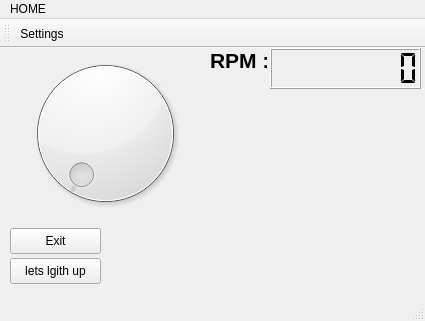
This is rpm/arduinorpm.ui in stelro/RPM-Counter-Arduino as Qt 5 draws it before an edit. The edited form follows.
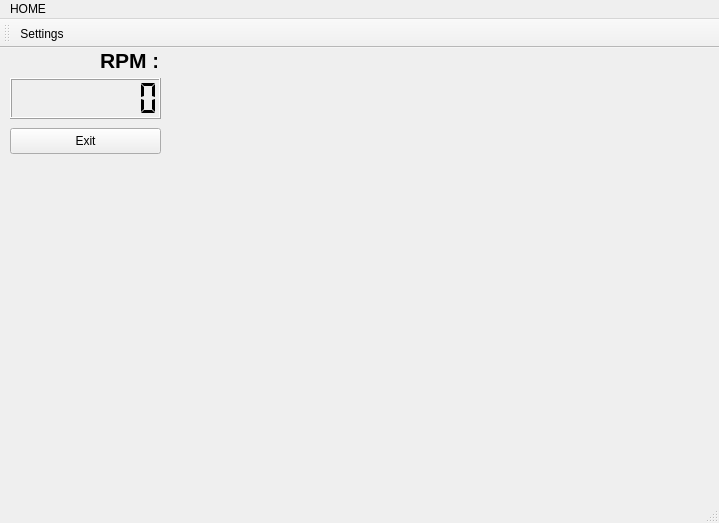
This is the edited form.

```diff
--- a/rpm/arduinorpm.ui
+++ b/rpm/arduinorpm.ui
@@ -6,60 +6,19 @@
    <rect>
     <x>0</x>
     <y>0</y>
-    <width>425</width>
-    <height>321</height>
+    <width>719</width>
+    <height>523</height>
    </rect>
   </property>
   <property name="windowTitle">
    <string>ArduinoRpm</string>
   </property>
   <widget class="QWidget" name="centralWidget">
-   <widget class="QPushButton" name="lightButton">
-    <property name="geometry">
-     <rect>
-      <x>10</x>
-      <y>210</y>
-      <width>91</width>
-      <height>26</height>
-     </rect>
-    </property>
-    <property name="text">
-     <string>lets lgith up</string>
-    </property>
-   </widget>
-   <widget class="QDial" name="dial">
-    <property name="enabled">
-     <bool>true</bool>
-    </property>
-    <property name="geometry">
-     <rect>
-      <x>10</x>
-      <y>0</y>
-      <width>191</width>
-      <height>171</height>
-     </rect>
-    </property>
-    <property name="focusPolicy">
-     <enum>Qt::WheelFocus</enum>
-    </property>
-    <property name="contextMenuPolicy">
-     <enum>Qt::DefaultContextMenu</enum>
-    </property>
-    <property name="autoFillBackground">
-     <bool>false</bool>
-    </property>
-    <property name="maximum">
-     <number>1024</number>
-    </property>
-    <property name="pageStep">
-     <number>1</number>
-    </property>
-   </widget>
    <widget class="QLCDNumber" name="lcdNumber">
     <property name="geometry">
      <rect>
-      <x>270</x>
-      <y>0</y>
+      <x>10</x>
+      <y>30</y>
       <width>151</width>
       <height>41</height>
      </rect>
@@ -81,8 +40,8 @@
     <property name="geometry">
      <rect>
       <x>10</x>
-      <y>180</y>
-      <width>91</width>
+      <y>80</y>
+      <width>151</width>
       <height>26</height>
      </rect>
     </property>
@@ -93,7 +52,7 @@
    <widget class="QLabel" name="label">
     <property name="geometry">
      <rect>
-      <x>210</x>
+      <x>100</x>
       <y>0</y>
       <width>57</width>
       <height>24</height>
@@ -110,13 +69,24 @@
      <string>RPM :</string>
     </property>
    </widget>
+   <widget class="QWidget" name="verticalLayoutWidget">
+    <property name="geometry">
+     <rect>
+      <x>170</x>
+      <y>0</y>
+      <width>531</width>
+      <height>441</height>
+     </rect>
+    </property>
+    <layout class="QVBoxLayout" name="verticalLayout"/>
+   </widget>
   </widget>
   <widget class="QMenuBar" name="menuBar">
    <property name="geometry">
     <rect>
      <x>0</x>
      <y>0</y>
-     <width>425</width>
+     <width>719</width>
      <height>23</height>
     </rect>
    </property>
```
